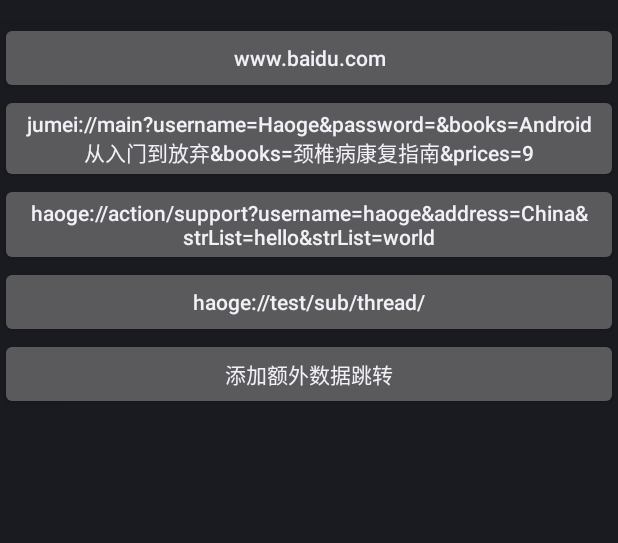
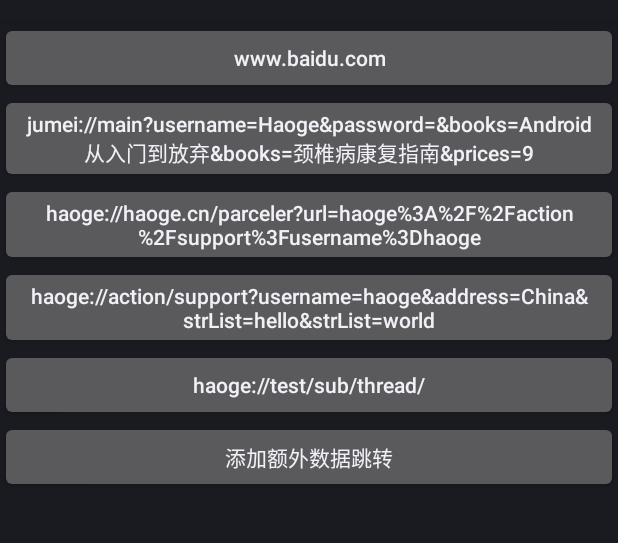
Before and after one commit to JumeiRdGroup/Router, an Android app: the screen it shows after launch (MainActivity), on a phone screen of 412 x 824 dp, the part 62-605 px from its top. Run offline under Robolectric (Android 15) with nearby library versions, the phone set to English and light mode, and no system bars; our stand-ins replace ButterKnife; libraries missing offline, so code that uses them is left out: com.haoge.studio, com.lzh.compiler; 2 statements that could not run were skipped.

```diff
--- a/app/src/main/java/com/lzh/nonview/router/demo/MainActivity.java
+++ b/app/src/main/java/com/lzh/nonview/router/demo/MainActivity.java
@@ -17,6 +17,7 @@ import com.lzh.nonview.router.exception.NotFoundException;
 import com.lzh.nonview.router.extras.RouteBundleExtras;
 import com.lzh.nonview.router.interceptors.RouteInterceptor;
 import com.lzh.nonview.router.module.RouteRule;
+import com.lzh.nonview.router.parser.URIParser;
 import com.lzh.nonview.router.route.RouteCallback;
 
 import java.io.Serializable;
@@ -32,9 +33,10 @@ public class MainActivity extends BaseActivity {
         super.onCreate(savedInstanceState);
         setContentView(R.layout.activity_main);
         ButterKnife.bind(this);
+
     }
 
-    @OnClick({R.id.to_webview,R.id.use_simple_router,R.id.action_say_hello, R.id.action_subthread})
+    @OnClick({R.id.to_webview,R.id.use_simple_router,R.id.encode_query, R.id.action_say_hello, R.id.action_subthread})
     void onSimpleClick (TextView tv) {
         // 直接使用open进行跳转
         Router.create(tv.getText().toString()).open(this);
--- a/app/src/main/java/com/lzh/nonview/router/demo/ParcelerActivity.java
+++ b/app/src/main/java/com/lzh/nonview/router/demo/ParcelerActivity.java
@@ -1,10 +1,12 @@
 package com.lzh.nonview.router.demo;
 
+import android.net.Uri;
 import android.os.Bundle;
 import android.util.Size;
 import android.widget.TextView;
 
 import com.lzh.compiler.parceler.annotation.Arg;
+import com.lzh.nonview.router.Router;
 import com.lzh.nonview.router.anno.RouterRule;
 import com.lzh.nonview.router.demo.base.BaseActivity;
 
@@ -23,12 +25,14 @@ public class ParcelerActivity extends BaseActivity {
     ArrayList<String> strList;
     @Arg
     ArrayList<Integer> intList;
+    @Arg
+    String url;
 
     @Override
     protected void onCreate(Bundle savedInstanceState) {
         super.onCreate(savedInstanceState);
         setContentView(R.layout.activity_parceler);
         TextView tv = (TextView) findViewById(R.id.parcel_print);
-        tv.setText("username:" + username + "\r\n,address :" + address + "\r\n,strList" + strList);
+        tv.setText("username:" + username + ",\r\naddress :" + address + ",\r\nstrList" + strList + ",\r\nurl :" + url);
     }
 }
--- a/app/src/main/res/layout/activity_main.xml
+++ b/app/src/main/res/layout/activity_main.xml
@@ -25,6 +25,13 @@
             android:layout_height="wrap_content" />
 
         <Button
+            android:id="@+id/encode_query"
+            android:text="haoge://haoge.cn/parceler?url=haoge%3A%2F%2Faction%2Fsupport%3Fusername%3Dhaoge"
+            android:textAllCaps="false"
+            android:layout_width="match_parent"
+            android:layout_height="wrap_content" />
+
+        <Button
             android:id="@+id/action_say_hello"
             android:text="haoge://action/support?username=haoge&amp;address=China&amp;strList=hello&amp;strList=world"
             android:textAllCaps="false"
--- a/routerlib/src/main/java/com/lzh/nonview/router/parser/URIParser.java
+++ b/routerlib/src/main/java/com/lzh/nonview/router/parser/URIParser.java
@@ -52,7 +52,7 @@ public class URIParser {
         for (String param : split) {
             String[] keyValue = param.split("=");
             //noinspection RedundantStringConstructorCall
-            params.put(new String(keyValue[0]),keyValue.length >= 2 ? keyValue[1] : "");
+            params.put(new String(keyValue[0]), keyValue.length >= 2 ? Uri.decode(keyValue[1]) : "");
         }
         return params;
     }
```
Also changed, not shown: app/build.gradle (+4 -4 lines).
